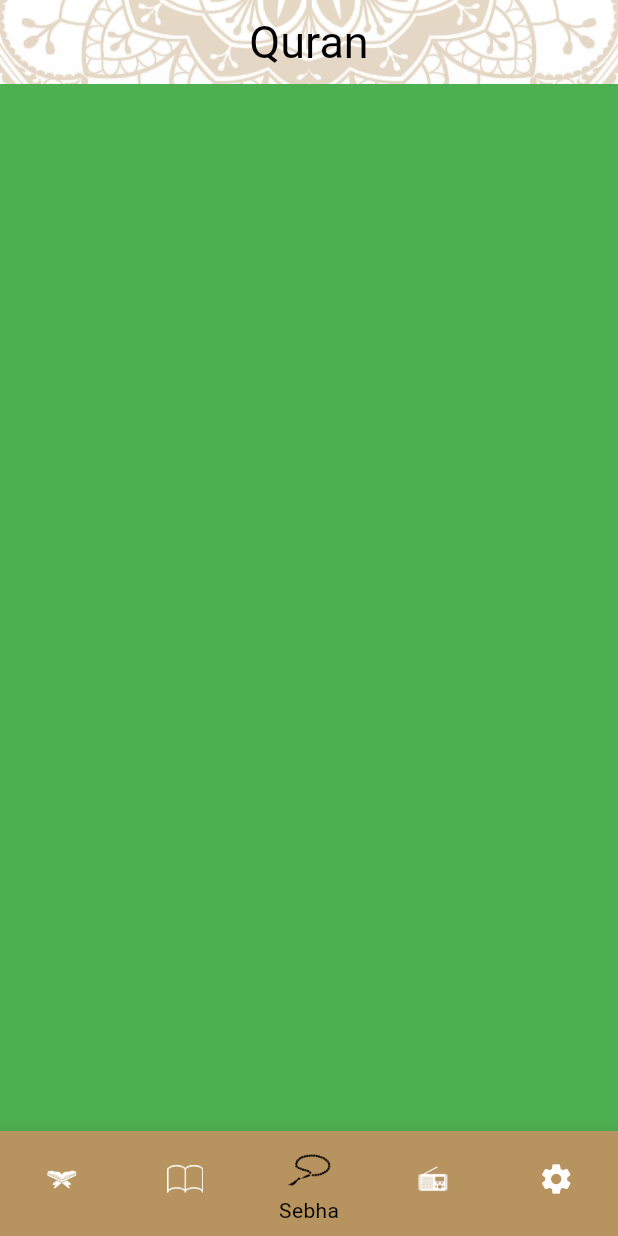
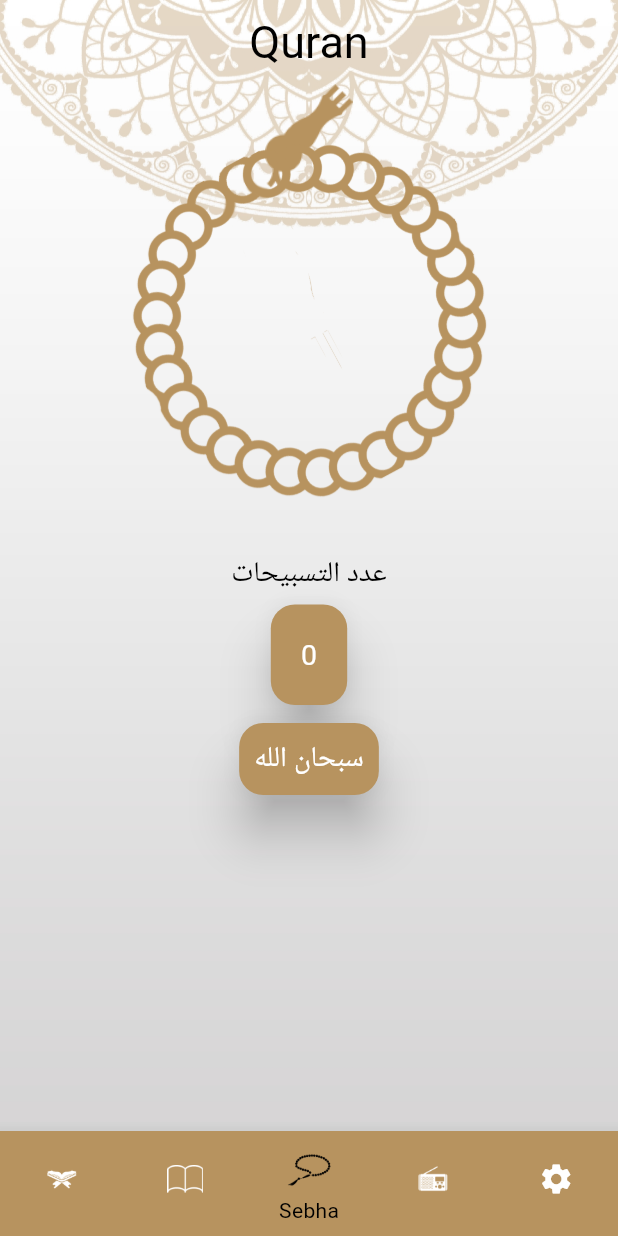
Before and after one commit to mSaaad10/quran-app-c12-online-sat, a Flutter app: the screen it shows after launch, item 3 of the bottom bar chosen, on a phone screen of 412 x 824 dp. Run offline on Flutter 3.47's test engine with Material 3 defaults, Android fonts, the phone set to English and light mode, and no system bars.

Commit message:
Added the sebha tab Mohamed Ahmed Taha

```diff
--- a/lib/core/assets_manager.dart
+++ b/lib/core/assets_manager.dart
@@ -8,4 +8,7 @@ class AssetsManager {
   static const String radioIcon = '${base}radio_icon.png';
   static const String quranHeaderImage = '${base}quran_header_image.png';
   static const String hadithHeaderImage = '${base}hadith_header_image.png';
+  static const String sebhaBodyImage = '${base}body_of_seb7a.png';
+  static const String sebhaHeaderImage = '${base}head_of_seb7a.png';
+
 }
--- a/lib/presentation/screens/home/tabs/sebha_tab/sebha_tab.dart
+++ b/lib/presentation/screens/home/tabs/sebha_tab/sebha_tab.dart
@@ -1,12 +1,73 @@
 import 'package:flutter/material.dart';
 
-class SebhaTab extends StatelessWidget {
-  const SebhaTab({super.key});
+import '../../../../../core/assets_manager.dart';
+
+class SebhaTab extends StatefulWidget {
+
+  SebhaTab({super.key});
+
+  @override
+  State<SebhaTab> createState() => _SebhaTabState();
+}
+
+class _SebhaTabState extends State<SebhaTab> {
+  double rotationAngle = 0.0;
+  int numberOfTasabeh=0;
+  int idx=0;
+  List<String>azkar=["سبحان الله","الحمد لله","الله أكبر"];
+  void sebhaPressed(int tasabehNumber) {
+    if(tasabehNumber==30)
+      {
+        idx==(azkar.length-1)?idx=0:idx++;
+        numberOfTasabeh=0;
+        rotationAngle += 1/30;
+      }
+    else{
+      numberOfTasabeh++;
+      rotationAngle += 1/30;
+    }
+    setState(() {
+    });
+  }
 
   @override
   Widget build(BuildContext context) {
     return Container(
-      color: Colors.green,
+      width: double.infinity,
+      child: Column(
+        children: [
+          InkWell(
+            onTap: ()=>sebhaPressed(numberOfTasabeh),
+            child:Stack(
+              alignment: Alignment.topCenter,
+              children: [
+                Image.asset(AssetsManager.sebhaHeaderImage,scale: 1.25,),
+                Transform.rotate(
+                  angle: rotationAngle * 3.14159 ,
+                  alignment: Alignment.center,
+                  child: Image.asset(AssetsManager.sebhaBodyImage,scale: 3,),
+                ),
+              ],
+            ),
+          ),
+          Text("عدد التسبيحات",style: TextStyle(color: Colors.black),),
+          Card(
+            child: Padding(
+              padding: const EdgeInsets.all(20.0),
+              child: Text(numberOfTasabeh.toString()),
+            ),
+            color: Color(0xFFB7935F),
+          ),
+          Card(
+            child: Padding(
+              padding: const EdgeInsets.all(10.0),
+              child: Text(azkar[idx]),
+            ),
+            color: Color(0xFFB7935F),
+          )
+
+        ],
+      ),
     );
   }
 }
```
Also changed, not shown: assets/images/body_of_seb7a.png (added), assets/images/head_of_seb7a.png (added), pubspec.lock.
